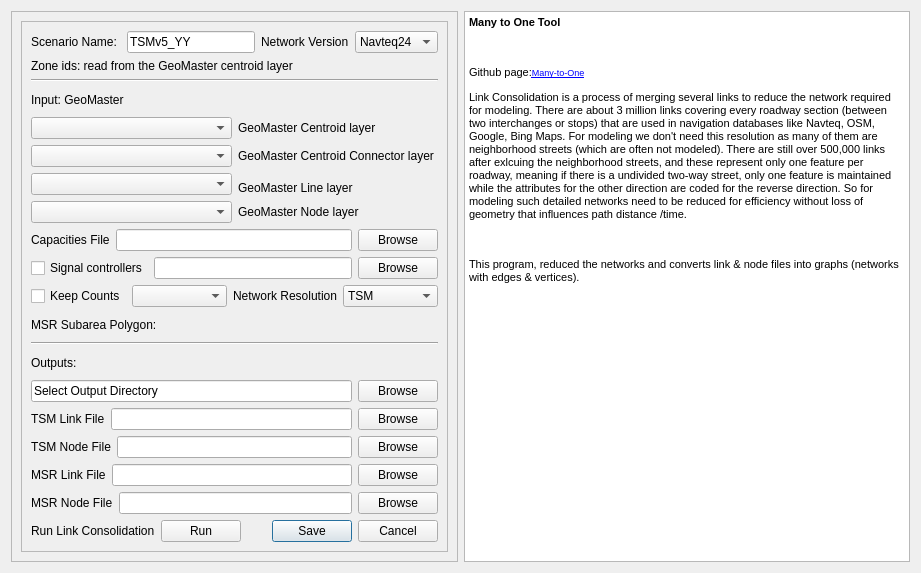
Above: ui/tsm_link_consolidator.ui from TSMv6/tsm_panel before the change. Below: the same form after it.
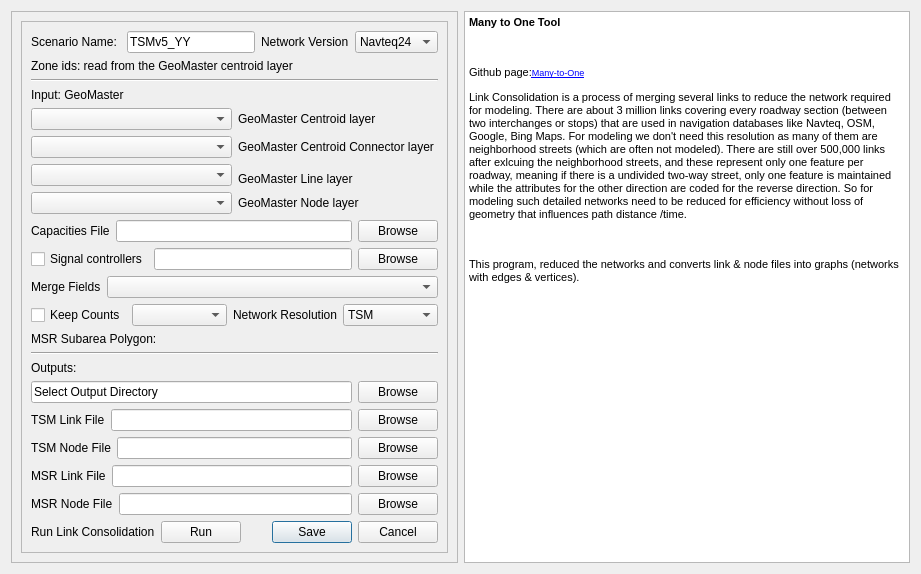
That is the form after the change.

Commit message:
Link Consolidator: Merge Fields multi-select; netPrep rebuilt (netprep d3e6c9c)
New "Merge Fields" row above Keep Counts: the GeoMaster line-layer
fields two links must share to merge (year fields listed once as
NAME_YY). Default FTYPE_YY, ATYPE_YY, LANE_YY, SPEED_YY; saved in Config
"merge_fields" and written to the control file as MERGE_FIELDS. Run
refuses an empty selection (links would merge on direction alone).
Street names are not a default.

netPrep.exe rebuilt from netprep d3e6c9c: merge on MERGE_FIELDS (no
ST_NAME), network checks -> netprep_checks.csv. Help text updated.

```diff
--- a/ui/tsm_link_consolidator.ui
+++ b/ui/tsm_link_consolidator.ui
@@ -207,6 +207,30 @@
            </item>
           </layout>
          </item>
+         <item>
+          <layout class="QHBoxLayout" name="horizontalLayout_MergeFields">
+           <item>
+            <widget class="QLabel" name="label_MergeFields">
+             <property name="text">
+              <string>Merge Fields</string>
+             </property>
+            </widget>
+           </item>
+           <item>
+            <widget class="QComboBox" name="comboBox_MergeFields">
+             <property name="sizePolicy">
+              <sizepolicy hsizetype="Expanding" vsizetype="Fixed">
+               <horstretch>1</horstretch>
+               <verstretch>0</verstretch>
+              </sizepolicy>
+             </property>
+             <property name="toolTip">
+              <string>MERGE_FIELDS: link-layer fields that must match for two links to merge into one model link (the direction always must). _YY is the network year (FTYPE_YY -&gt; FTYPE_24). Default FTYPE_YY, ATYPE_YY, LANE_YY, SPEED_YY. Street names are not a default: a name change never splits a road.</string>
+             </property>
+            </widget>
+           </item>
+          </layout>
+         </item>
          <item>
           <layout class="QGridLayout" name="gridLayout_3">
            <item row="0" column="0">
```
The commit also changes 3 other files.
